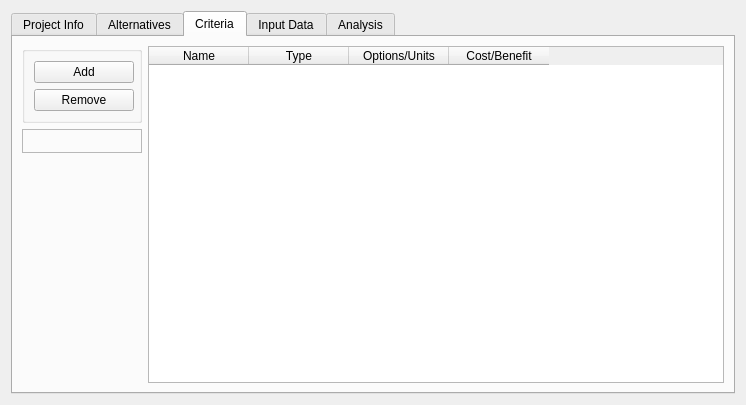
The window that src/gui/project_view.ui (Ecotrust/delphos) describes before a commit, drawn with Qt 5.
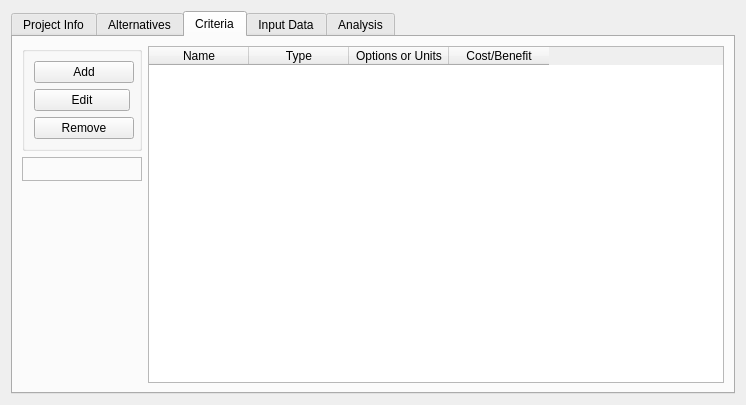
The same window after the commit. The open tabs and pages were chosen to show the change. Icons and pictures are not drawn. Custom widgets are drawn as their Qt base class.

Patch:
```diff
--- a/src/gui/project_view.ui
+++ b/src/gui/project_view.ui
@@ -538,6 +538,13 @@
                 </property>
                </widget>
               </item>
+              <item>
+               <widget class="QPushButton" name="edit_criteria_button" >
+                <property name="text" >
+                 <string>Edit</string>
+                </property>
+               </widget>
+              </item>
               <item>
                <widget class="QPushButton" name="remove_criteria_button" >
                 <property name="minimumSize" >
@@ -693,7 +700,7 @@
          </column>
          <column>
           <property name="text" >
-           <string>Options/Units</string>
+           <string>Options or Units</string>
           </property>
          </column>
          <column>
```
Left out of the diff: 2 changed lines with no effect on the pictures.
